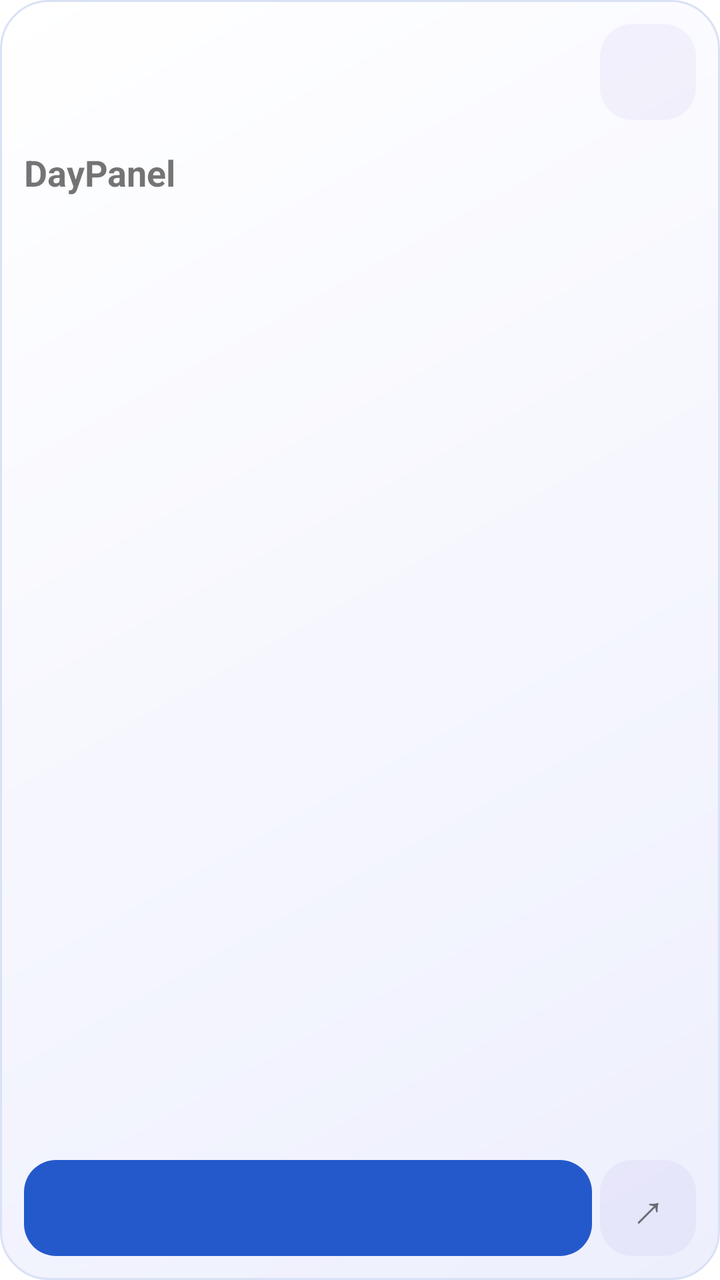
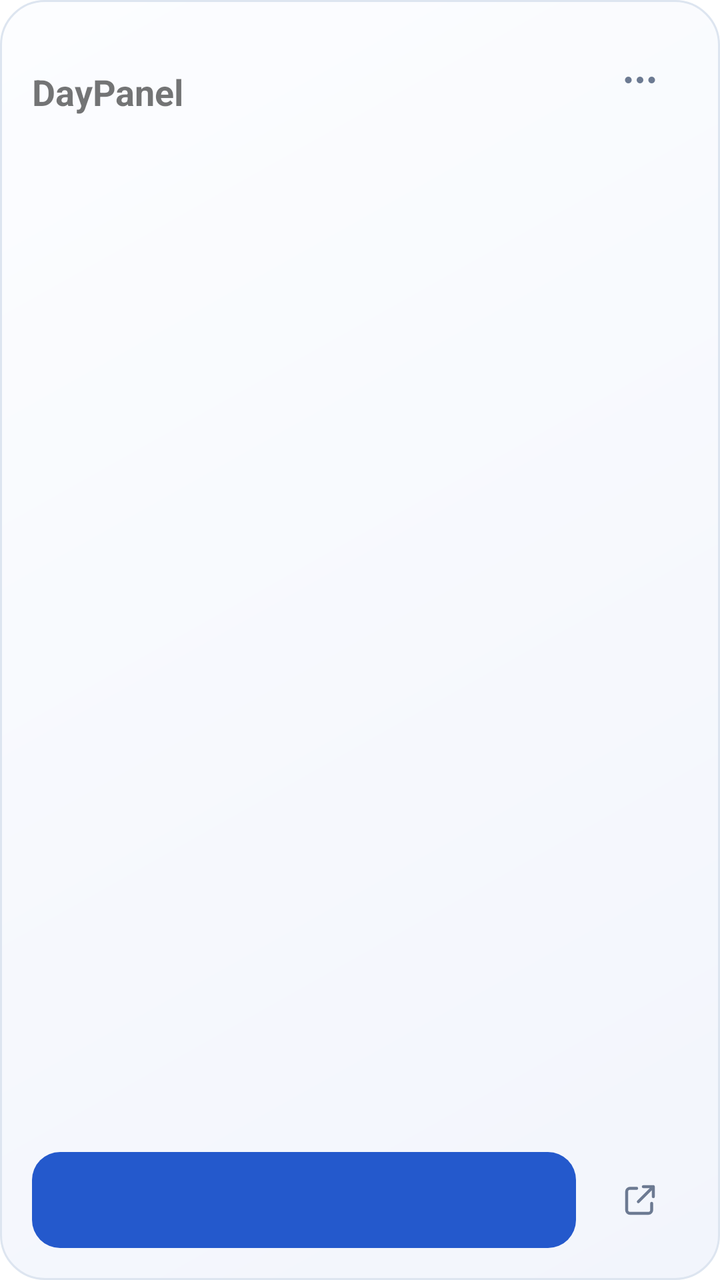

Screens rendered from an Android XML layout before and after an edit, with the pre-edit source and the edit as a unified diff.
<!-- AndroidManifest.xml: fallback theme Theme.MaterialComponents.DayNight.NoActionBar -->
<!-- res/layout/daypanel_widget.xml -->
<LinearLayout xmlns:android="http://schemas.android.com/apk/res/android"
    android:id="@+id/widget_root" android:layout_width="match_parent" android:layout_height="match_parent"
    android:orientation="vertical" android:padding="12dp" android:background="@drawable/widget_light">
    <LinearLayout android:layout_width="match_parent" android:layout_height="48dp" android:orientation="horizontal" android:gravity="center_vertical">
        <TextView android:id="@+id/widget_date" android:layout_width="0dp" android:layout_weight="1" android:layout_height="wrap_content" android:textSize="12sp" android:maxLines="2" />
        <TextView android:id="@+id/widget_settings" android:layout_width="48dp" android:layout_height="48dp" android:gravity="center" android:textSize="24sp" android:background="@drawable/widget_setting" />
    </LinearLayout>
    <LinearLayout android:id="@+id/widget_content" android:layout_width="match_parent" android:layout_height="0dp" android:layout_weight="1" android:orientation="vertical" android:gravity="top" android:paddingTop="14dp" android:paddingBottom="8dp">
        <ImageView android:id="@+id/widget_icon" android:layout_width="48dp" android:layout_height="48dp" android:layout_marginBottom="8dp" android:importantForAccessibility="no" android:visibility="gone" />
        <TextView android:text="DayPanel" android:id="@+id/widget_title" android:layout_width="match_parent" android:layout_height="wrap_content" android:textSize="18sp" android:textStyle="bold" android:maxLines="2" android:ellipsize="end" />
        <TextView android:id="@+id/widget_state" android:layout_width="match_parent" android:layout_height="wrap_content" android:textSize="14sp" android:layout_marginTop="5dp" android:maxLines="2" android:ellipsize="end" />
        <TextView android:id="@+id/widget_hint" android:layout_width="match_parent" android:layout_height="wrap_content" android:textSize="12sp" android:layout_marginTop="6dp" android:maxLines="2" android:ellipsize="end" />
    </LinearLayout>
    <LinearLayout android:layout_width="match_parent" android:layout_height="wrap_content" android:orientation="horizontal" android:gravity="center_vertical">
        <TextView android:id="@+id/widget_action" android:layout_width="0dp" android:layout_weight="1" android:layout_height="wrap_content" android:minHeight="48dp" android:gravity="center" android:padding="8dp" android:textSize="14sp" android:textStyle="bold" android:textColor="#FFFFFF" android:maxLines="2" android:background="@drawable/widget_action" />
        <TextView android:id="@+id/widget_details" android:layout_width="48dp" android:layout_height="48dp" android:layout_marginStart="4dp" android:gravity="center" android:text="↗" android:textSize="24sp" android:background="@drawable/widget_setting" />
    </LinearLayout>
</LinearLayout>
<!-- resources referenced by this layout -->
<resources>
  <!-- drawable widget_action (drawable) -->
  <shape xmlns:android="http://schemas.android.com/apk/res/android">
      <gradient android:startColor="#2459CC" android:endColor="#2459CC" android:angle="315" /><corners android:radius="16dp" />
  </shape>
  <!-- drawable widget_light (drawable) -->
  <shape xmlns:android="http://schemas.android.com/apk/res/android">
      <gradient android:startColor="#FFFFFF" android:endColor="#EDEFFD" android:angle="315" />
      <corners android:radius="24dp" /><stroke android:width="1dp" android:color="#D9E1F5" />
  </shape>
  <!-- drawable widget_setting (drawable) -->
  <shape xmlns:android="http://schemas.android.com/apk/res/android"><solid android:color="#128062D6" /><corners android:radius="16dp" /></shape>
</resources>

<!-- the commit's change to res/layout/daypanel_widget.xml (unified diff, before → after) -->
@@ -1,18 +1,21 @@
 <LinearLayout xmlns:android="http://schemas.android.com/apk/res/android"
     android:id="@+id/widget_root" android:layout_width="match_parent" android:layout_height="match_parent"
-    android:orientation="vertical" android:padding="12dp" android:background="@drawable/widget_light">
+    android:orientation="vertical" android:padding="16dp" android:background="@drawable/widget_light">
     <LinearLayout android:layout_width="match_parent" android:layout_height="48dp" android:orientation="horizontal" android:gravity="center_vertical">
-        <TextView android:id="@+id/widget_date" android:layout_width="0dp" android:layout_weight="1" android:layout_height="wrap_content" android:textSize="12sp" android:maxLines="2" />
-        <TextView android:id="@+id/widget_settings" android:layout_width="48dp" android:layout_height="48dp" android:gravity="center" android:textSize="24sp" android:background="@drawable/widget_setting" />
+        <ImageView android:id="@+id/widget_icon" android:layout_width="40dp" android:layout_height="40dp" android:layout_marginEnd="10dp" android:importantForAccessibility="no" android:visibility="gone" />
+        <LinearLayout android:id="@+id/widget_heading" android:layout_width="0dp" android:layout_weight="1" android:layout_height="match_parent" android:orientation="vertical" android:gravity="center_vertical">
+            <TextView android:id="@+id/widget_date" android:layout_width="match_parent" android:layout_height="16dp" android:autoSizeTextType="uniform" android:autoSizeMinTextSize="8sp" android:autoSizeMaxTextSize="11sp" android:autoSizeStepGranularity="1sp" android:textSize="11sp" android:maxLines="1" android:ellipsize="end" android:includeFontPadding="false" />
+            <TextView android:id="@+id/widget_title" android:layout_width="match_parent" android:layout_height="26dp" android:autoSizeTextType="uniform" android:autoSizeMinTextSize="10sp" android:autoSizeMaxTextSize="18sp" android:autoSizeStepGranularity="1sp" android:layout_marginTop="3dp" android:text="DayPanel" android:textSize="18sp" android:textStyle="bold" android:maxLines="1" android:ellipsize="end" android:includeFontPadding="false" />
+        </LinearLayout>
+        <ImageView android:id="@+id/widget_settings" android:layout_width="48dp" android:layout_height="48dp" android:padding="14dp" android:src="@drawable/widget_more" android:background="@drawable/widget_setting" />
     </LinearLayout>
-    <LinearLayout android:id="@+id/widget_content" android:layout_width="match_parent" android:layout_height="0dp" android:layout_weight="1" android:orientation="vertical" android:gravity="top" android:paddingTop="14dp" android:paddingBottom="8dp">
-        <ImageView android:id="@+id/widget_icon" android:layout_width="48dp" android:layout_height="48dp" android:layout_marginBottom="8dp" android:importantForAccessibility="no" android:visibility="gone" />
-        <TextView android:text="DayPanel" android:id="@+id/widget_title" android:layout_width="match_parent" android:layout_height="wrap_content" android:textSize="18sp" android:textStyle="bold" android:maxLines="2" android:ellipsize="end" />
-        <TextView android:id="@+id/widget_state" android:layout_width="match_parent" android:layout_height="wrap_content" android:textSize="14sp" android:layout_marginTop="5dp" android:maxLines="2" android:ellipsize="end" />
-        <TextView android:id="@+id/widget_hint" android:layout_width="match_parent" android:layout_height="wrap_content" android:textSize="12sp" android:layout_marginTop="6dp" android:maxLines="2" android:ellipsize="end" />
+    <LinearLayout android:id="@+id/widget_content" android:layout_width="match_parent" android:layout_height="0dp" android:layout_weight="1" android:orientation="vertical" android:gravity="center_vertical" android:paddingTop="8dp" android:paddingBottom="8dp">
+        <TextView android:id="@+id/widget_state" android:layout_width="match_parent" android:layout_height="0dp" android:layout_weight="1" android:gravity="center_vertical" android:autoSizeTextType="uniform" android:autoSizeMinTextSize="10sp" android:autoSizeMaxTextSize="28sp" android:autoSizeStepGranularity="1sp" android:textSize="24sp" android:textStyle="bold" android:maxLines="2" android:ellipsize="end" android:includeFontPadding="false" />
+        <TextView android:id="@+id/widget_hint" android:layout_width="match_parent" android:layout_height="18dp" android:autoSizeTextType="uniform" android:autoSizeMinTextSize="9sp" android:autoSizeMaxTextSize="12sp" android:autoSizeStepGranularity="1sp" android:textSize="12sp" android:layout_marginTop="6dp" android:maxLines="1" android:ellipsize="end" android:includeFontPadding="false" />
+        <ImageView android:id="@+id/widget_progress" android:layout_width="match_parent" android:layout_height="4dp" android:layout_marginTop="10dp" android:scaleType="fitXY" android:importantForAccessibility="no" android:visibility="gone" />
     </LinearLayout>
-    <LinearLayout android:layout_width="match_parent" android:layout_height="wrap_content" android:orientation="horizontal" android:gravity="center_vertical">
-        <TextView android:id="@+id/widget_action" android:layout_width="0dp" android:layout_weight="1" android:layout_height="wrap_content" android:minHeight="48dp" android:gravity="center" android:padding="8dp" android:textSize="14sp" android:textStyle="bold" android:textColor="#FFFFFF" android:maxLines="2" android:background="@drawable/widget_action" />
-        <TextView android:id="@+id/widget_details" android:layout_width="48dp" android:layout_height="48dp" android:layout_marginStart="4dp" android:gravity="center" android:text="↗" android:textSize="24sp" android:background="@drawable/widget_setting" />
+    <LinearLayout android:layout_width="match_parent" android:layout_height="48dp" android:orientation="horizontal" android:gravity="center_vertical">
+        <TextView android:id="@+id/widget_action" android:autoSizeTextType="uniform" android:autoSizeMinTextSize="10sp" android:autoSizeMaxTextSize="14sp" android:autoSizeStepGranularity="1sp" android:layout_width="0dp" android:layout_weight="1" android:layout_height="match_parent" android:gravity="center" android:paddingStart="8dp" android:paddingEnd="8dp" android:textSize="14sp" android:textStyle="bold" android:textColor="#FFFFFF" android:maxLines="1" android:ellipsize="end" android:background="@drawable/widget_action" />
+        <ImageView android:id="@+id/widget_details" android:layout_width="48dp" android:layout_height="48dp" android:layout_marginStart="8dp" android:padding="14dp" android:src="@drawable/widget_open" android:background="@drawable/widget_setting" />
     </LinearLayout>
 </LinearLayout>
<!-- resource entries referenced after the edit -->
@@ -2,14 +2,22 @@
 <resources>
   <!-- drawable widget_action (drawable) -->
   <shape xmlns:android="http://schemas.android.com/apk/res/android">
-      <gradient android:startColor="#2459CC" android:endColor="#2459CC" android:angle="315" /><corners android:radius="16dp" />
+      <gradient android:startColor="#2459CC" android:endColor="#2459CC" android:angle="315" /><corners android:radius="14dp" />
   </shape>
   <!-- drawable widget_light (drawable) -->
   <shape xmlns:android="http://schemas.android.com/apk/res/android">
-      <gradient android:startColor="#FFFFFF" android:endColor="#EDEFFD" android:angle="315" />
-      <corners android:radius="24dp" /><stroke android:width="1dp" android:color="#D9E1F5" />
+      <gradient android:startColor="#FCFDFF" android:endColor="#F2F5FC" android:angle="315" />
+      <corners android:radius="22dp" /><stroke android:width="1dp" android:color="#DDE5F0" />
   </shape>
+  <!-- drawable widget_more (drawable) -->
+  <vector xmlns:android="http://schemas.android.com/apk/res/android" android:width="20dp" android:height="20dp" android:viewportWidth="24" android:viewportHeight="24">
+      <path android:fillColor="#6C7A92" android:pathData="M5,10a2,2 0,1 0,0 4a2,2 0,1 0,0 -4M12,10a2,2 0,1 0,0 4a2,2 0,1 0,0 -4M19,10a2,2 0,1 0,0 4a2,2 0,1 0,0 -4" />
+  </vector>
+  <!-- drawable widget_open (drawable) -->
+  <vector xmlns:android="http://schemas.android.com/apk/res/android" android:width="20dp" android:height="20dp" android:viewportWidth="24" android:viewportHeight="24">
+      <path android:fillColor="#00000000" android:strokeColor="#6C7A92" android:strokeWidth="1.8" android:strokeLineCap="round" android:strokeLineJoin="round" android:pathData="M14,4H20V10M20,4L11,13M10,5H6A2,2 0,0 0,4 7V18A2,2 0,0 0,6 20H17A2,2 0,0 0,19 18V14" />
+  </vector>
   <!-- drawable widget_setting (drawable) -->
-  <shape xmlns:android="http://schemas.android.com/apk/res/android"><solid android:color="#128062D6" /><corners android:radius="16dp" /></shape>
+  <shape xmlns:android="http://schemas.android.com/apk/res/android"><solid android:color="#00000000" /><corners android:radius="14dp" /></shape>
 </resources>
 
